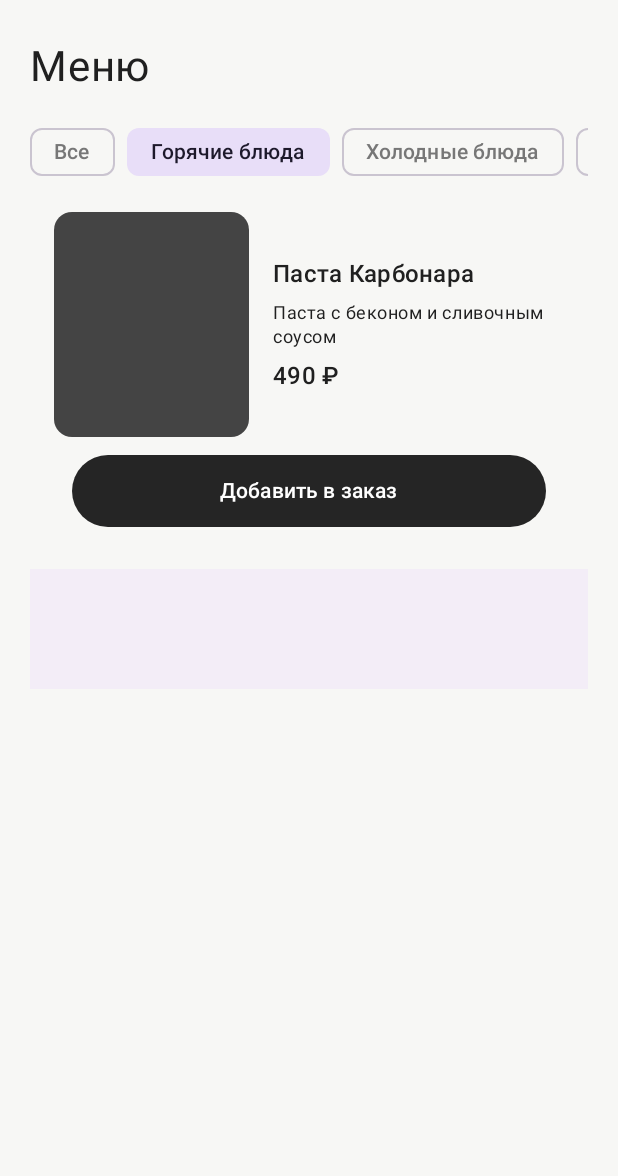
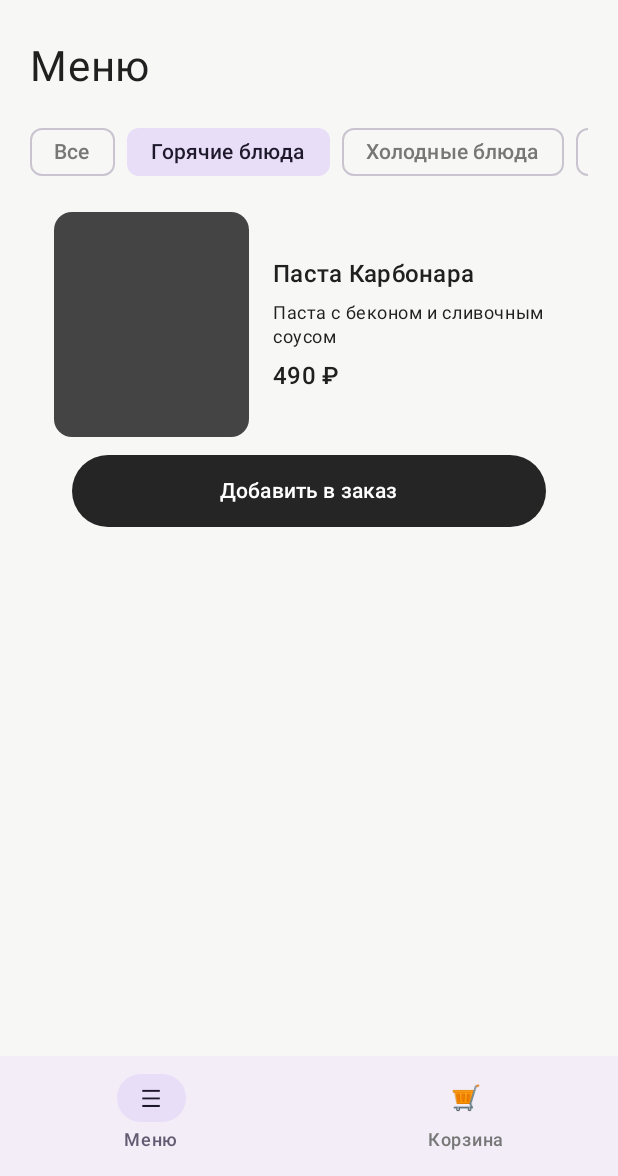
Before and after one commit to inki-sours/GuestLink, an Android app built with Jetpack Compose: the screen it shows after launch (MainActivity), after a tap on "Горячие блюда", on a phone screen of 412 x 824 dp, the part 60-1236 px from its top. Run offline under Robolectric (Android 15) with nearby library versions, the phone set to English and light mode, and no system bars.

Commit message:
Implement screen navigation

```diff
--- a/app/build.gradle.kts
+++ b/app/build.gradle.kts
@@ -1,6 +1,8 @@
 plugins {
     alias(libs.plugins.android.application)
     alias(libs.plugins.kotlin.compose)
+    alias(libs.plugins.kotlin.serialization)
+
 }
 
 android {
@@ -36,8 +38,9 @@ android {
 }
 
 dependencies {
+    implementation("org.jetbrains.kotlinx:kotlinx-serialization-json:1.8.1")
     implementation("androidx.compose.material:material-icons-extended")
-    implementation("androidx.navigation:navigation-compose:2.10.2")
+    implementation("androidx.navigation:navigation-compose:2.8.5")
     implementation(platform(libs.androidx.compose.bom))
     implementation(libs.androidx.activity.compose)
     implementation(libs.androidx.compose.material3)
--- a/app/src/main/java/com/tableflow/app/CardScreen.kt
+++ b/app/src/main/java/com/tableflow/app/CardScreen.kt
@@ -6,8 +6,6 @@ import androidx.compose.material3.Button
 import androidx.compose.material3.Text
 import androidx.compose.runtime.Composable
 import androidx.compose.ui.Modifier
-import androidx.compose.ui.text.LinkAnnotation
-
 @Composable
 fun CardScreen(
     onBackClick: () -> Unit
--- a/app/src/main/java/com/tableflow/app/MainActivity.kt
+++ b/app/src/main/java/com/tableflow/app/MainActivity.kt
@@ -5,9 +5,21 @@ import android.os.Bundle
 import androidx.activity.ComponentActivity
 import androidx.activity.compose.setContent
 import androidx.activity.enableEdgeToEdge
+import androidx.compose.foundation.layout.Box
+import androidx.compose.foundation.layout.fillMaxSize
 import androidx.compose.foundation.layout.padding
+import androidx.compose.material3.NavigationBar
+import androidx.compose.material3.NavigationBarItem
 import androidx.compose.material3.Scaffold
+import androidx.compose.material3.Text
+import androidx.compose.runtime.getValue
 import androidx.compose.ui.Modifier
+import androidx.navigation.NavDestination.Companion.hasRoute
+import androidx.navigation.compose.currentBackStackEntryAsState
+import androidx.navigation.compose.rememberNavController
+import com.tableflow.app.navigation.AppNavHost
+import com.tableflow.app.navigation.Card
+import com.tableflow.app.navigation.Menu
 import com.tableflow.app.ui.theme.TableFlowTheme
 
 class MainActivity : ComponentActivity() {
@@ -19,12 +31,57 @@ class MainActivity : ComponentActivity() {
 
         setContent {
             TableFlowTheme {
-                Scaffold { innerPadding ->
-                    MenuScreen(
-                        modifier = Modifier.padding(innerPadding)
-                    )
+                val navController = rememberNavController()
+                val backStackEntry by navController.currentBackStackEntryAsState()
+                val currentDestination = backStackEntry?.destination
+                val isMenuSelected = currentDestination?.hasRoute<Menu>() == true
+                val isCartSelected = currentDestination?.hasRoute<Card>() == true
+                Scaffold(
+                    bottomBar = {
+                        NavigationBar {
+                            NavigationBarItem(
+                                selected = isMenuSelected,
+                                onClick = {
+                                    if (!isMenuSelected) {
+                                        navController.navigate(Menu) {
+                                            popUpTo<Menu>()
+                                            launchSingleTop = true
+                                        }
+                                    }
+                                },
+                                icon = { Text("☰") },
+                                label = { Text("Меню") }
+                            )
+
+                            NavigationBarItem(
+                                selected = isCartSelected,
+                                onClick = {
+                                    if (!isCartSelected) {
+                                        navController.navigate(Card) {
+                                            popUpTo<Menu>()
+                                            launchSingleTop = true
+                                        }
+                                    }
+                                },
+                                icon = { Text("🛒") },
+                                label = { Text("Корзина") }
+                            )
+                        }
+                    }
+                ) { innerPadding ->
+                    Box(
+                        modifier = Modifier
+                            .padding(innerPadding)
+                            .fillMaxSize()
+                    ) {
+                        AppNavHost(navHostController = navController)
+
+
+                    }
                 }
             }
+
         }
+
     }
 }
--- a/app/src/main/java/com/tableflow/app/MenuScreen.kt
+++ b/app/src/main/java/com/tableflow/app/MenuScreen.kt
@@ -9,15 +9,22 @@ import androidx.compose.foundation.layout.padding
 import androidx.compose.foundation.lazy.LazyColumn
 import androidx.compose.foundation.lazy.LazyRow
 import androidx.compose.foundation.lazy.items
+import androidx.compose.material.icons.Icons
+import androidx.compose.material.icons.filled.Home
+import androidx.compose.material.icons.filled.Search
+import androidx.compose.material.icons.filled.Settings
 import androidx.compose.material3.Button
 import androidx.compose.material3.FilterChip
+import androidx.compose.material3.Icon
 import androidx.compose.material3.NavigationBar
 import androidx.compose.material3.NavigationBarItem
 import androidx.compose.material3.Text
 import androidx.compose.runtime.Composable
 import androidx.compose.runtime.getValue
+import androidx.compose.runtime.mutableIntStateOf
 import androidx.compose.runtime.mutableStateOf
 import androidx.compose.runtime.remember
+import androidx.compose.runtime.saveable.rememberSaveable
 import androidx.compose.runtime.setValue
 import androidx.compose.ui.Alignment
 import androidx.compose.ui.Modifier
@@ -30,7 +37,10 @@ private const val TABLE_TAB = 2
 
 @Composable
 fun MenuScreen(
+    onNextClick: () -> Unit,
     modifier: Modifier = Modifier
+
+
 
 ) {
     var selectedCategory by remember { mutableStateOf("Все") }
@@ -101,12 +111,6 @@ fun MenuScreen(
             }
         }
 
-        val items = listOf("Стол", "Меню", "Заказы" )
+    }
 
-
-        NavigationBar(modifier = Modifier) {
-
-        }
-
-    }
 }
--- /dev/null
+++ b/app/src/main/java/com/tableflow/app/navigation/AppNavHost.kt
@@ -0,0 +1,33 @@
+package com.tableflow.app.navigation
+import androidx.compose.runtime.Composable
+import androidx.navigation.NavHostController
+import androidx.navigation.compose.NavHost
+import androidx.navigation.compose.composable
+import com.tableflow.app.CardScreen
+import com.tableflow.app.MenuScreen
+
+
+@Composable
+fun AppNavHost(
+    navHostController: NavHostController,
+) {
+    NavHost(
+        navController = navHostController,
+        startDestination = Menu
+    ) {
+        composable<Menu> {
+            MenuScreen(
+                onNextClick = {
+                    navHostController.navigate(Card) {
+                        launchSingleTop = true
+                    }
+                }
+            )
+        }
+        composable<Card> {
+            CardScreen(
+                onBackClick = { navHostController.popBackStack() }
+            )
+        }
+    }
+}
--- /dev/null
+++ b/app/src/main/java/com/tableflow/app/navigation/Distanation.kt
@@ -0,0 +1,9 @@
+package com.tableflow.app.navigation
+
+import kotlinx.serialization.Serializable
+
+
+@Serializable
+data object Menu
+@Serializable
+data object Card
--- a/gradle/libs.versions.toml
+++ b/gradle/libs.versions.toml
@@ -7,7 +7,7 @@ espressoCore = "3.7.0"
 lifecycleRuntimeKtx = "2.11.0"
 activityCompose = "1.13.0"
 kotlin = "2.2.10"
-composeBom = "2026.02.01"
+composeBom = "2026.06.01"
 
 [libraries]
 androidx-core-ktx = { group = "androidx.core", name = "core-ktx", version.ref = "coreKtx" }
@@ -28,3 +28,4 @@ androidx-compose-material3 = { group = "androidx.compose.material3", name = "mat
 [plugins]
 android-application = { id = "com.android.application", version.ref = "agp" }
 kotlin-compose = { id = "org.jetbrains.kotlin.plugin.compose", version.ref = "kotlin" }
+kotlin-serialization = { id = "org.jetbrains.kotlin.plugin.serialization", version.ref = "kotlin" }
```
Also changed, not shown: settings.gradle.kts (+7 -0 lines).
